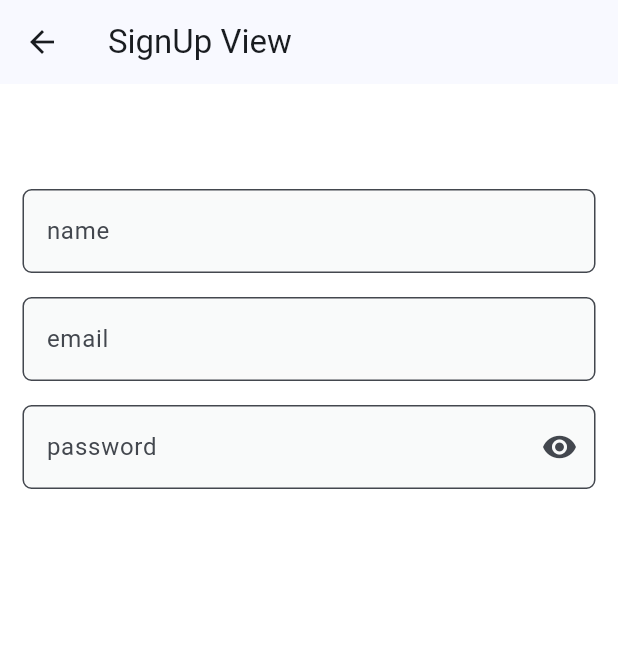
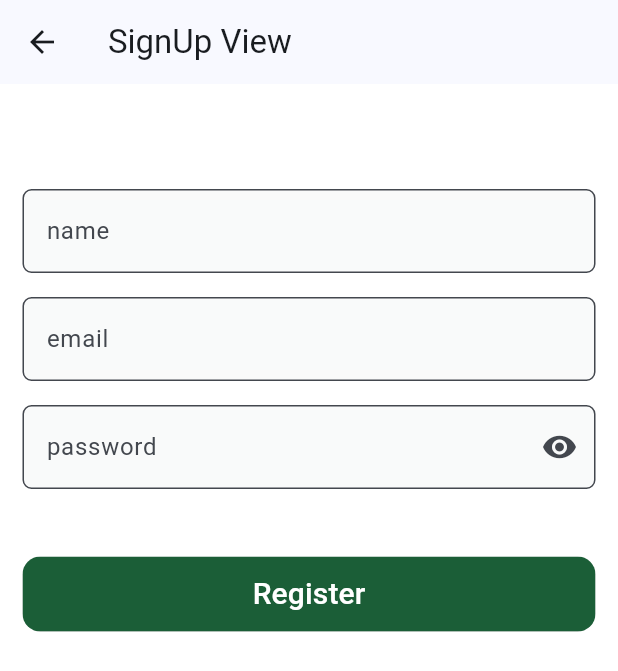
Before and after one commit to a7medragab22/elmasa, a Flutter app: the SignUpView screen opened directly, on a phone screen of 412 x 824 dp. Shown: the top 671 px of the screen. Run offline on Flutter 3.47's test engine with Material 3 defaults, Android fonts, the phone set to English and light mode, and no system bars; our stand-ins replace flutter_screenutil; network calls fail.

Commit message:
create signup view

```diff
--- /dev/null
+++ b/lib/core/widgets/custom_button.dart
@@ -0,0 +1,24 @@
+import 'package:flutter/material.dart';
+
+class CustomButton extends StatelessWidget {
+  const CustomButton({super.key, required this.buttonName, this.onPressed});
+  final String buttonName;
+  final void Function()? onPressed;
+  @override
+  Widget build(BuildContext context) {
+    return ClipRRect(
+      borderRadius: BorderRadius.circular(12),
+      child: MaterialButton(
+        minWidth: 310,
+        height: 50,
+        onPressed: onPressed,
+
+        color: Color(0xff1B5E37),
+        child: Text(
+          buttonName,
+          style: const TextStyle(color: Colors.white, fontSize: 20),
+        ),
+      ),
+    );
+  }
+}
--- a/lib/features/auth/presentation/views/sign_up_view.dart
+++ b/lib/features/auth/presentation/views/sign_up_view.dart
@@ -1,4 +1,5 @@
 import 'package:elmasa/core/custom_text_field.dart';
+import 'package:elmasa/core/widgets/custom_button.dart';
 import 'package:flutter/material.dart';
 
 class SignUpView extends StatelessWidget {
@@ -27,6 +28,15 @@
                 icon: Icon(Icons.visibility),
               ),
             ),
+
+            SizedBox(height: 45),
+            CustomButton(buttonName: 'Register', onPressed: () {}),
+            SizedBox(height: 20),
+
+            // Align(
+            //   alignment: Alignment.topRight,
+            //   child: Text('forget password ?'),
+            // ),
           ],
         ),
       ),
--- a/lib/features/home/presentation/pages/app.dart
+++ b/lib/features/home/presentation/pages/app.dart
@@ -1,4 +1,4 @@
-import 'package:elmasa/core/functions/on_generate_routs.dart';
+import 'package:elmasa/core/routes/on_generate_routs.dart';
 import 'package:elmasa/core/themes/app_colors.dart';
 import 'package:elmasa/features/home/presentation/home_view.dart';
 import 'package:flutter/material.dart';
--- a/lib/main.dart
+++ b/lib/main.dart
@@ -1,3 +1,4 @@
+import 'package:elmasa/core/routes/on_generate_routs.dart';
 import 'package:elmasa/core/themes/app_colors.dart';
 import 'package:elmasa/features/home/presentation/home_view.dart';
 import 'package:flutter/material.dart';
@@ -21,6 +22,8 @@
       splitScreenMode: true,
       builder: (_, child) {
         return MaterialApp(
+          onGenerateRoute: onGenerateRoutes,
+          initialRoute: HomeView.routeName,
           title: 'Elmasa',
           debugShowCheckedModeBanner: false,
           theme: ThemeData(
```
Also changed, not shown: lib/core/routes/on_generate_routs.dart (renamed from lib/core/functions/on_generate_routs.dart).
